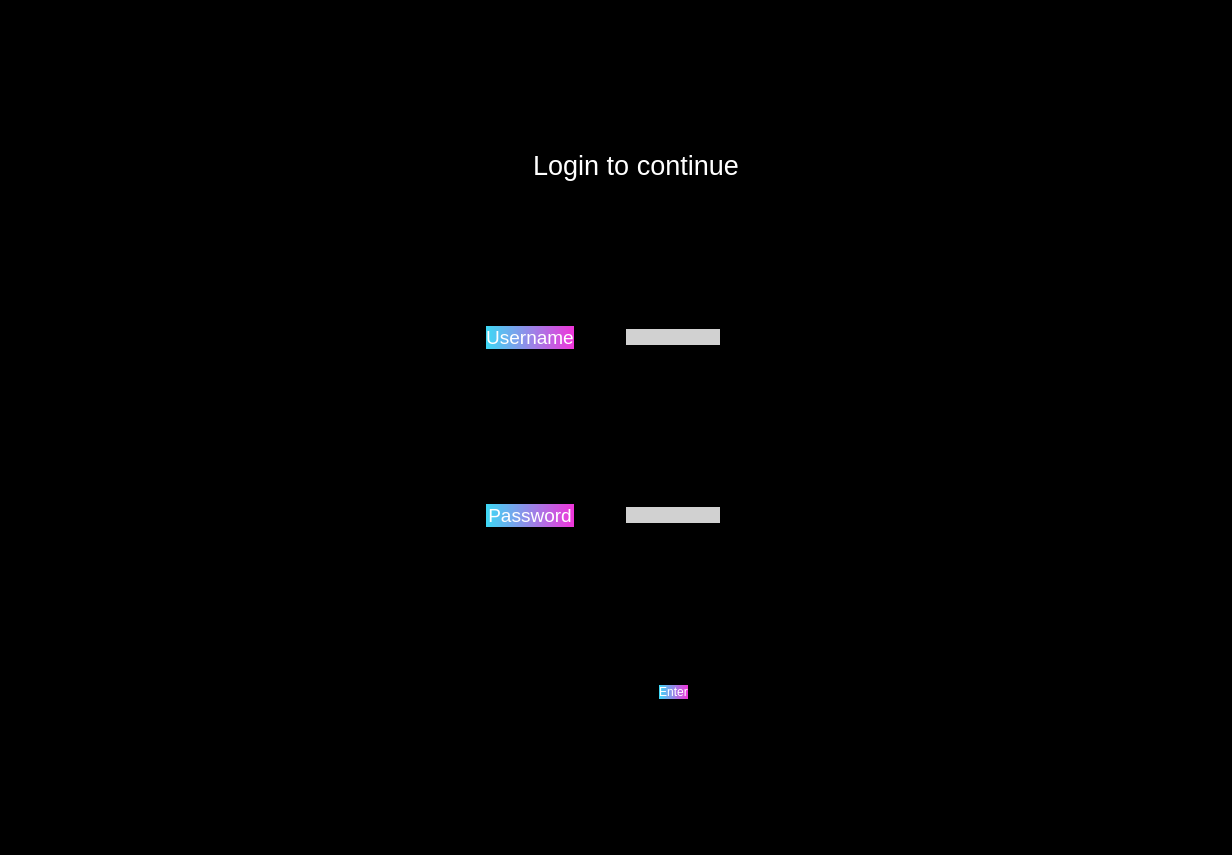
The window that PyQt/pyqt_ui/bed_login.ui (zakerl/Capstone_Project) describes before a commit, drawn with Qt 5.
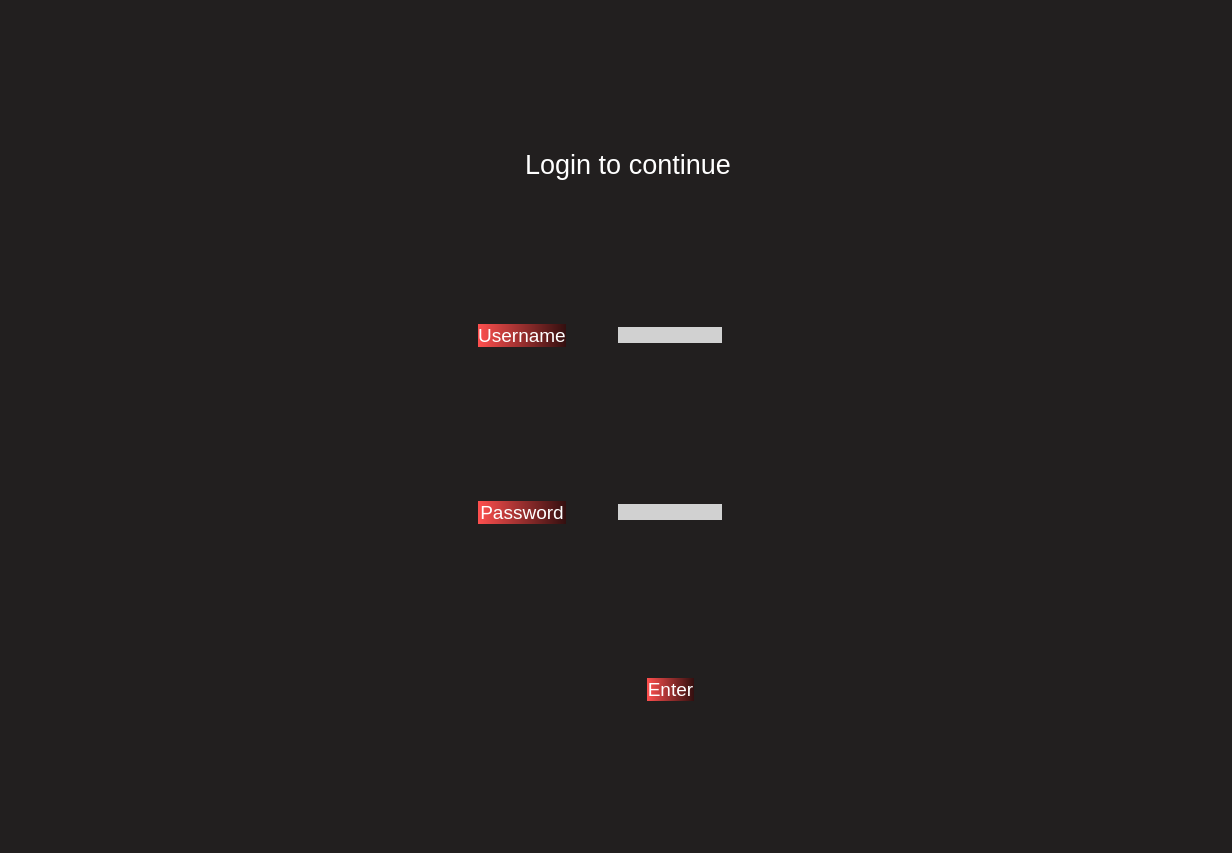
The same window after the commit.

What changed in the file:
```diff
--- a/PyQt/pyqt_ui/bed_login.ui
+++ b/PyQt/pyqt_ui/bed_login.ui
@@ -7,14 +7,14 @@
     <x>0</x>
     <y>0</y>
     <width>1232</width>
-    <height>855</height>
+    <height>853</height>
    </rect>
   </property>
   <property name="windowTitle">
    <string>Dialog</string>
   </property>
   <property name="styleSheet">
-   <string notr="true">background-color: rgb(0, 0, 0);</string>
+   <string notr="true">background-color: rgb(34, 31, 31);</string>
   </property>
   <layout class="QGridLayout" name="gridLayout">
    <item row="0" column="5">
@@ -111,7 +111,7 @@
    <item row="3" column="1" colspan="2">
     <widget class="QLabel" name="label_2">
      <property name="styleSheet">
-      <string notr="true">font-size: 14pt;background-color: qlineargradient(spread:pad, x1:0, y1:0, x2:1, y2:0, stop:0 rgba(61, 217, 245, 255), stop:1 rgba(240, 53, 218, 255));
+      <string notr="true">font-size: 14pt;background-color: qlineargradient(spread:pad, x1:0, y1:0, x2:1, y2:0, stop:0 rgba(254,79,78,255), stop:1 rgba(51,15,15,255));
 font: 9pt &quot;Microsoft YaHei UI&quot;;
 color: rgb(255, 255, 255);
 border-style: solid;
@@ -210,7 +210,7 @@
    <item row="5" column="1" colspan="2">
     <widget class="QLabel" name="label_3">
      <property name="styleSheet">
-      <string notr="true">font-size: 14pt;background-color: qlineargradient(spread:pad, x1:0, y1:0, x2:1, y2:0, stop:0 rgba(61, 217, 245, 255), stop:1 rgba(240, 53, 218, 255));
+      <string notr="true">font-size: 14pt;background-color: qlineargradient(spread:pad, x1:0, y1:0, x2:1, y2:0, stop:0 rgba(254,79,78,255), stop:1 rgba(51,15,15,255));
 font: 9pt &quot;Microsoft YaHei UI&quot;;
 color: rgb(255, 255, 255);
 border-style: solid;
@@ -293,7 +293,7 @@
    <item row="7" column="5">
     <widget class="QPushButton" name="pushButton">
      <property name="styleSheet">
-      <string notr="true">background-color: qlineargradient(spread:pad, x1:0, y1:0, x2:1, y2:0, stop:0 rgba(61, 217, 245, 255), stop:1 rgba(240, 53, 218, 255));
+      <string notr="true">font-size: 14pt;background-color: qlineargradient(spread:pad, x1:0, y1:0, x2:1, y2:0, stop:0 rgba(254,79,78,255), stop:1 rgba(51,15,15,255));
 font: 9pt &quot;Microsoft YaHei UI&quot;;
 color: rgb(255, 255, 255);
 border-style: solid;
```
